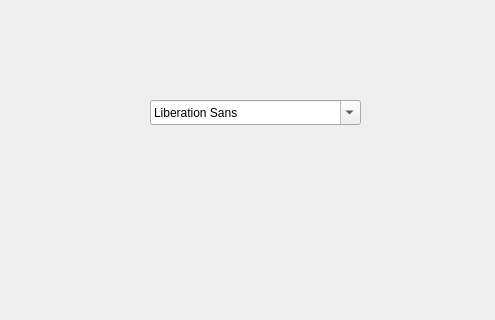
The window that code/4.input/2.fontComboBox/fontComboBox/widget.ui (vistar-terry/Qt-Learning) describes before a commit, drawn with Qt 5; both pictures show x 0 to 495 and y 0 to 320 of the 800 by 600 pixel window.
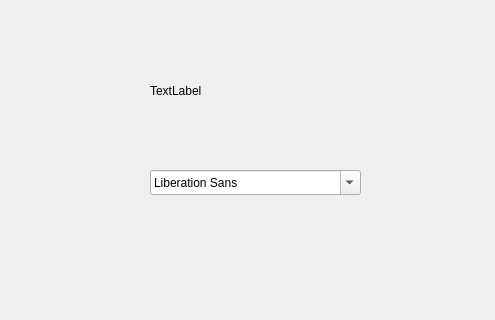
The same window after the commit.

The edit to the form file:
```diff
--- a/code/4.input/2.fontComboBox/fontComboBox/widget.ui
+++ b/code/4.input/2.fontComboBox/fontComboBox/widget.ui
@@ -17,12 +17,25 @@
    <property name="geometry">
     <rect>
      <x>150</x>
-     <y>100</y>
+     <y>170</y>
      <width>211</width>
      <height>25</height>
     </rect>
    </property>
   </widget>
+  <widget class="QLabel" name="label">
+   <property name="geometry">
+    <rect>
+     <x>150</x>
+     <y>50</y>
+     <width>211</width>
+     <height>81</height>
+    </rect>
+   </property>
+   <property name="text">
+    <string>TextLabel</string>
+   </property>
+  </widget>
  </widget>
  <resources/>
  <connections/>
```
